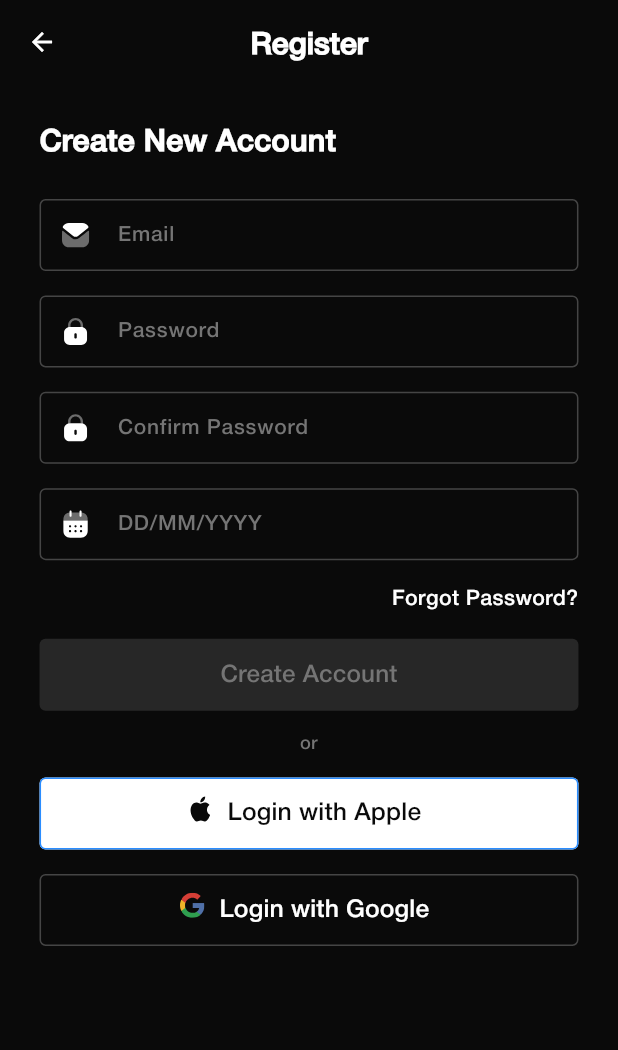
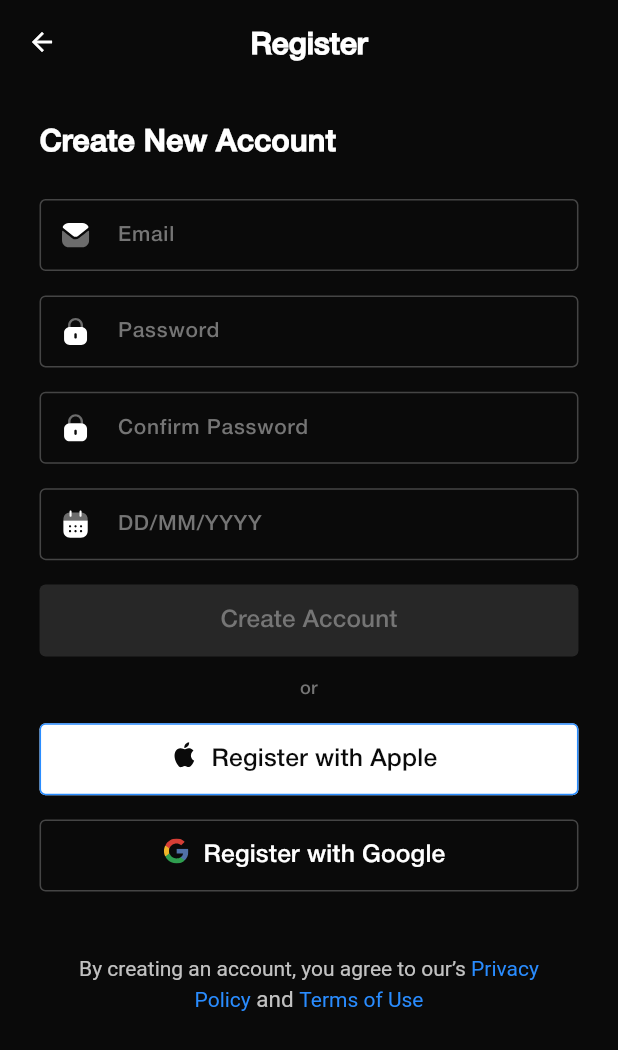
Before and after one commit to mscsapan/movie-streaming-app, a Flutter app: the screen it shows after launch, after a tap on "Sign Up", on a phone screen of 412 x 824 dp. Shown: the top 1050 px of the screen. Run offline on Flutter 3.47's test engine with Material 3 defaults, Android fonts, the phone set to English and light mode, and no system bars; our stand-ins replace cached_network_image, connectivity_plus, equatable, flutter_bloc, flutter_screenutil, flutter_svg and 3 more; project files that could hold a hidden picture were left out.

Commit message:
OTP page added

```diff
--- a/lib/logic/cubit/login/login_cubit.dart
+++ b/lib/logic/cubit/login/login_cubit.dart
@@ -10,6 +10,8 @@ class LoginCubit extends Cubit<LoginStateModel> {
 
   final FocusNode emailFocus = FocusNode();
   final FocusNode passwordFocus = FocusNode();
+  final FocusNode loginEmailFocus = FocusNode();
+  final FocusNode loginPasswordFocus = FocusNode();
   final FocusNode confirmPasswordFocus = FocusNode();
   final FocusNode dateFocus = FocusNode();
 
@@ -22,6 +24,8 @@ class LoginCubit extends Cubit<LoginStateModel> {
     passwordFocus.addListener(() => _onFocusChanged('password', passwordFocus));
     confirmPasswordFocus.addListener(() => _onFocusChanged('confirm', confirmPasswordFocus));
     dateFocus.addListener(() => _onFocusChanged('date', dateFocus));
+    loginEmailFocus.addListener(() => _onFocusChanged('login-email', dateFocus));
+    loginPasswordFocus.addListener(() => _onFocusChanged('login-password', dateFocus));
   }
 
   void _onFocusChanged(String field, FocusNode node) {
@@ -57,6 +61,14 @@ class LoginCubit extends Cubit<LoginStateModel> {
     return [model.email, model.password].every((e) => e.trim().isNotEmpty);
   }
 
+  bool validOTP(){
+    final model = state.model;
+
+    if (model == null) return false;
+
+    return model.otp.trim().length == 4;
+  }
+
   void clearField(){
     // const model = LoginStateModel(
     //   email: '',
--- a/lib/presentation/screens/authentication/login_screen.dart
+++ b/lib/presentation/screens/authentication/login_screen.dart
@@ -48,7 +48,7 @@ class _LoginScreenState extends State<LoginScreen> {
               const CustomText(text: 'Welcome to Moviers',fontWeight: FontWeight.w700,fontSize: 20.0),
               Utils.verticalSpace(24.0),
               TextFormField(
-                focusNode: loginCubit.emailFocus,
+                focusNode: loginCubit.loginEmailFocus,
                 // initialValue: state.model?.email ?? '',
                 controller: loginCubit.emailController,
                 onChanged: (String text) {
@@ -60,14 +60,14 @@ class _LoginScreenState extends State<LoginScreen> {
                   hintText: 'Email',
                   prefixIcon: Utils.prefixIcon(
                     KImages.emailIcon,
-                    state.focusedField == 'email' ? primaryColor : whiteColor,
+                    state.focusedField == 'login-email' ? primaryColor : whiteColor,
                   ),
                 ),
                 keyboardType: TextInputType.emailAddress,
               ),
               Utils.verticalSpace(16.0),
               TextFormField(
-                focusNode: loginCubit.passwordFocus,
+                focusNode: loginCubit.loginPasswordFocus,
                 // initialValue: state.model?.password ?? '',
                 controller: loginCubit.passController,
                 onChanged: (String text) {
@@ -79,7 +79,7 @@ class _LoginScreenState extends State<LoginScreen> {
                   hintText: 'Password',
                   prefixIcon: Utils.prefixIcon(
                     KImages.passwordIcon,
-                    state.focusedField == 'password' ? primaryColor : whiteColor,
+                    state.focusedField == 'login-password' ? primaryColor : whiteColor,
                   ),
                 ),
                 keyboardType: TextInputType.visiblePassword,
--- a/lib/presentation/screens/authentication/sign_up_screen.dart
+++ b/lib/presentation/screens/authentication/sign_up_screen.dart
@@ -1,9 +1,11 @@
+import 'package:flutter/gestures.dart';
 import 'package:flutter/material.dart';
 import 'package:flutter_bloc/flutter_bloc.dart';
 
 
 import '../../../data/models/login/login_state_model.dart';
 import '../../../logic/cubit/login/login_cubit.dart';
+import '../../routes/route_names.dart';
 import '../../utils/constraints.dart';
 import '../../utils/k_images.dart';
 import '../../utils/utils.dart';
@@ -124,16 +126,16 @@ class _SignUpScreenState extends State<SignUpScreen> {
                 keyboardType: TextInputType.datetime,
               ),
               Utils.verticalSpace(16.0),
-              const CustomText(text: 'Forgot Password?',
-                textAlign: TextAlign.end,
-                fontSize: 14.0,
-              ),
-              Utils.verticalSpace(16.0),
               PrimaryButton(
                 text: 'Create Account',
                 textColor: isValid ? whiteColor : grayColor,
                 bgColor: isValid ? primaryColor : whiteColor.withValues(alpha: 0.12),
-                onPressed: () {},
+                onPressed: () {
+                  Utils.closeKeyBoard(context);
+                  if(isValid){
+                    Navigator.pushNamed(context,RouteNames.verificationScreen,arguments: true);
+                  }
+                },
               ),
               Padding(
                 padding: Utils.symmetric(h: 0.0, v: 16.0),
@@ -144,7 +146,7 @@ class _SignUpScreenState extends State<SignUpScreen> {
                   height: 1.0,
                   color: grayColor,),),
 
-              PrimaryButton(text: 'Login with Apple',
+              PrimaryButton(text: 'Register with Apple',
                 onPressed: () {},
                 textColor: blackColor,
                 buttonType: ButtonType.iconButton,
@@ -154,7 +156,7 @@ class _SignUpScreenState extends State<SignUpScreen> {
                 fontWeight: FontWeight.w400,
                 icon: const CustomImage(path: KImages.appleIcon,height: 20.0,width: 20.0,),),
               Utils.verticalSpace(16.0),
-              PrimaryButton(text: 'Login with Google',
+              PrimaryButton(text: 'Register with Google',
                 onPressed: () {},
                 textColor: whiteColor,
                 buttonType: ButtonType.iconButton,
@@ -165,10 +167,64 @@ class _SignUpScreenState extends State<SignUpScreen> {
                 fontWeight: FontWeight.w400,
                 icon: const CustomImage(path: KImages.googleIcon,height: 20.0,width: 20.0,),),
 
+              termsCondition()
+
             ],
           );
         },
       ),
     );
   }
+
 }
+Widget termsCondition() {
+  return Padding(
+    padding: Utils.symmetric(h: 20.0).copyWith(top: 40.0),
+    child: RichText(
+      textAlign: TextAlign.center,
+      text: TextSpan(
+        children: [
+          const TextSpan(
+            text: "By creating an account, you agree to our’s ",
+            style: TextStyle(
+              fontSize: 14.0,
+              color: grayColor50,
+              height: 1.4,
+            ),
+          ),
+          TextSpan(
+            text: "Privacy Policy",
+            style: const TextStyle(
+              fontSize: 14.0,
+              color: primaryColor,
+              fontWeight: FontWeight.w400,
+              height: 1.4,
+            ),
+            recognizer: TapGestureRecognizer()
+              ..onTap = () {},
+          ),
+          const TextSpan(
+            text: " and ",
+            style: TextStyle(
+              fontSize: 15.0,
+              color: grayColor50,
+              fontWeight: FontWeight.w400,
+              height: 1.4,
+            ),
+          ),
+          TextSpan(
+            text: "Terms of Use",
+            style: const TextStyle(
+              fontSize: 14.0,
+              color: primaryColor,
+              fontWeight: FontWeight.w400,
+              height: 1.4,
+            ),
+            recognizer: TapGestureRecognizer()
+              ..onTap = () {},
+          ),
+        ],
+      ),
+    ),
+  );
+}
--- a/lib/presentation/utils/constraints.dart
+++ b/lib/presentation/utils/constraints.dart
@@ -27,6 +27,9 @@ const String bold400 = 'Regular400';
 const String bold500 = 'Regular500';
 const String bold700 = 'Bold700';
 
+
+const String fontFamily = 'HelveticaNeueMedium';
+
 ///gradient colors
 const buttonGradient = LinearGradient(
   begin: Alignment(0.00, -1.00),
```
Also changed, not shown: lib/presentation/screens/authentication/otp_verification_screen.dart (+93 -1 lines).
